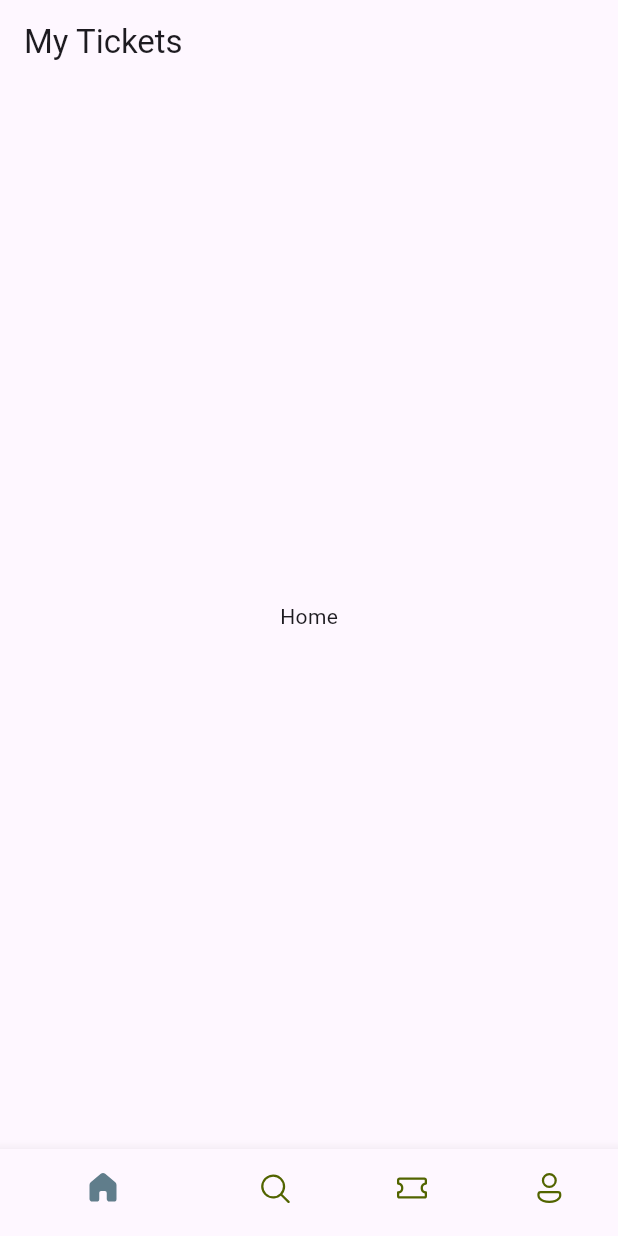
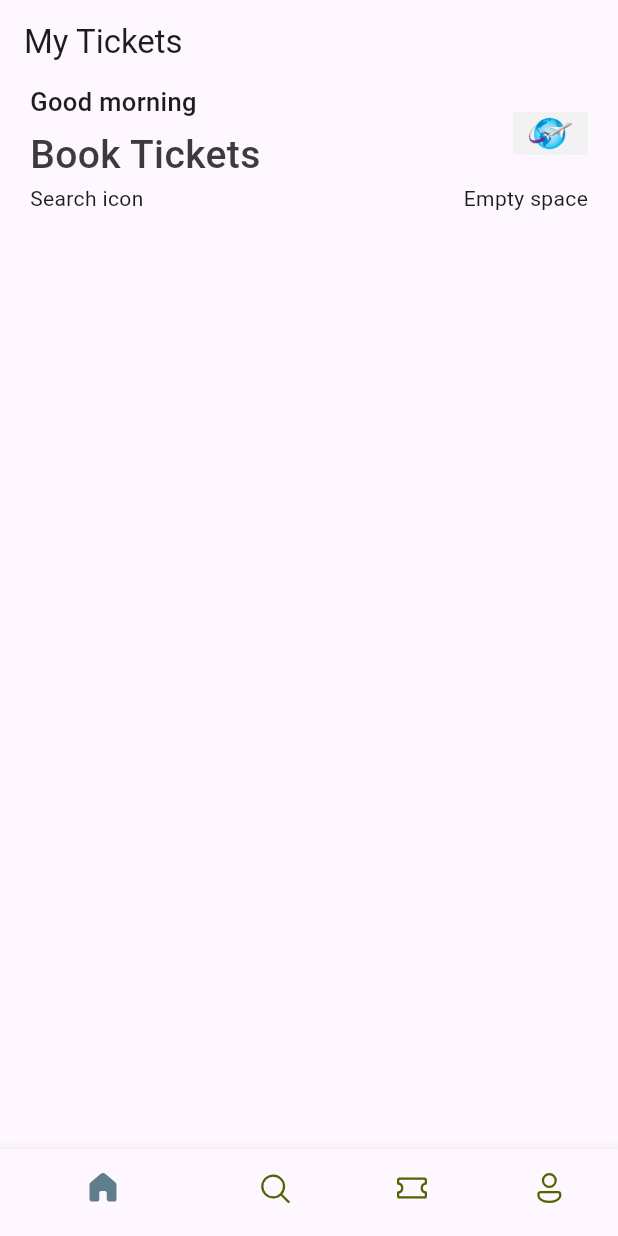
Before and after one commit to ramanocs1145/flutter-demo-ticket-app, a Flutter app: the screen it shows after launch, on a phone screen of 412 x 824 dp. Run offline on Flutter 3.47's test engine with Material 3 defaults, Android fonts, the phone set to English and light mode, and no system bars; our stand-ins replace fluentui_icons.

Commit message:
[WIP] - Implementing the top layout with search bar on home screen

```diff
--- a/lib/base/bottom_nav_bar.dart
+++ b/lib/base/bottom_nav_bar.dart
@@ -1,6 +1,7 @@
 import 'package:fluentui_icons/fluentui_icons.dart';
 import 'package:flutter/cupertino.dart';
 import 'package:flutter/material.dart';
+import 'package:flutter_demo_ticket_app/screens/home_screen.dart';
 
 class BottomNavBar extends StatefulWidget {
   const BottomNavBar({super.key});
@@ -12,7 +13,7 @@ class BottomNavBar extends StatefulWidget {
 class _BottomNavBarState extends State<BottomNavBar> {
   //List is iterated using index
   final appScreens = [
-    const Center(child: Text("Home")),
+    const HomeScreen(),
     const Center(child: Text("Search")),
     const Center(child: Text("Tickets")),
     const Center(child: Text("Profile"))
--- /dev/null
+++ b/lib/base/res/styles/app_styles.dart
@@ -0,0 +1,17 @@
+import 'package:flutter/material.dart';
+
+Color primary = const Color(0xFF687daf);
+
+class AppStyles {
+  static Color primaryColor = primary;
+  static Color textColor = const Color(0xFF3b3b3b);
+
+  static TextStyle headLineStyle1 = TextStyle(
+      fontSize: 26,
+      fontWeight: FontWeight.w500,
+      color: AppStyles.textColor);
+
+  static TextStyle headLineStyle3 = const TextStyle(
+      fontSize: 17,
+      fontWeight: FontWeight.w500);
+}
--- /dev/null
+++ b/lib/screens/home_screen.dart
@@ -0,0 +1,55 @@
+import 'package:flutter/cupertino.dart';
+import 'package:flutter/material.dart';
+
+import '../base/res/styles/app_styles.dart';
+
+class HomeScreen extends StatelessWidget {
+  const HomeScreen({super.key});
+
+  @override
+  Widget build(BuildContext context) {
+    return Scaffold(
+      //Reason for using ListView - we want scrollable effect
+      body: ListView(
+        children: [
+          Container(
+            padding: const EdgeInsets.symmetric(horizontal: 20),
+            child: Column(
+              children: [
+                Row(
+                  mainAxisAlignment: MainAxisAlignment.spaceBetween,
+                  children: [
+                    Column(
+                      crossAxisAlignment: CrossAxisAlignment.start,
+                      children: [
+                        Text("Good morning", style: AppStyles.headLineStyle3),
+                        const SizedBox(height: 5),
+                        Text(
+                          "Book Tickets",
+                          style: AppStyles.headLineStyle1,
+                        )
+                      ],
+                    ),
+                    Container(
+                      width: 50,
+                      height: 50,
+                      decoration: BoxDecoration(
+                          borderRadius: BorderRadius.circular(10),
+                          image: const DecorationImage(
+                              image:
+                                  AssetImage("assets/images/ticket_logo.png"))),
+                    )
+                  ],
+                ),
+                const Row(
+                  mainAxisAlignment: MainAxisAlignment.spaceBetween,
+                  children: [Text("Search icon"), Text("Empty space")],
+                )
+              ],
+            ),
+          )
+        ],
+      ),
+    );
+  }
+}
--- a/pubspec.yaml
+++ b/pubspec.yaml
@@ -60,8 +60,8 @@ flutter:
   uses-material-design: true
 
   # To add assets to your application, add an assets section, like this:
-  # assets:
-  #   - images/a_dot_burr.jpeg
+  assets:
+    - assets/images/
   #   - images/a_dot_ham.jpeg
 
   # An image asset can refer to one or more resolution-specific "variants", see
```
Also changed, not shown: assets/images/city_view.png (added), assets/images/hotel_room.png (added), assets/images/plane_sit.png (added), assets/images/pool_view.png (added), assets/images/ticket_logo.png (added), assets/images/visa_card.png (added).
